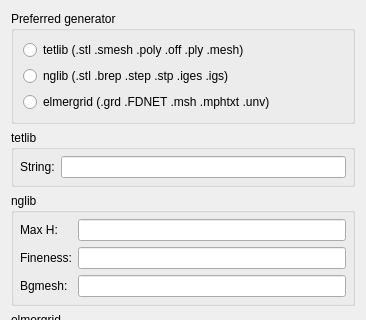
This is ElmerGUI/Application/forms/meshcontrol.ui in tehnick/elmerfem as Qt 5 draws it before an edit; both pictures show x 0 to 366 and y 0 to 320 of the 366 by 528 pixel window. The edited form follows.
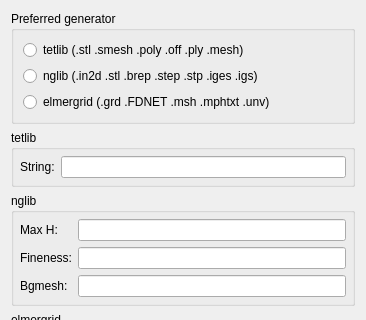
This is the edited form. Icons and pictures are not drawn.

```diff
--- a/ElmerGUI/Application/forms/meshcontrol.ui
+++ b/ElmerGUI/Application/forms/meshcontrol.ui
@@ -32,7 +32,7 @@
       <item>
        <widget class="QRadioButton" name="nglibRadioButton" >
         <property name="text" >
-         <string>nglib (.stl .brep .step .stp .iges .igs)</string>
+         <string>nglib (.in2d .stl .brep .step .stp .iges .igs)</string>
         </property>
        </widget>
       </item>
```
